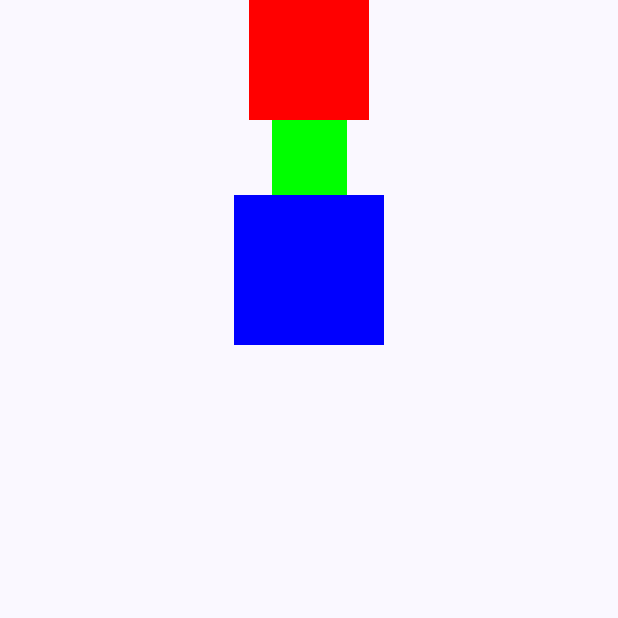
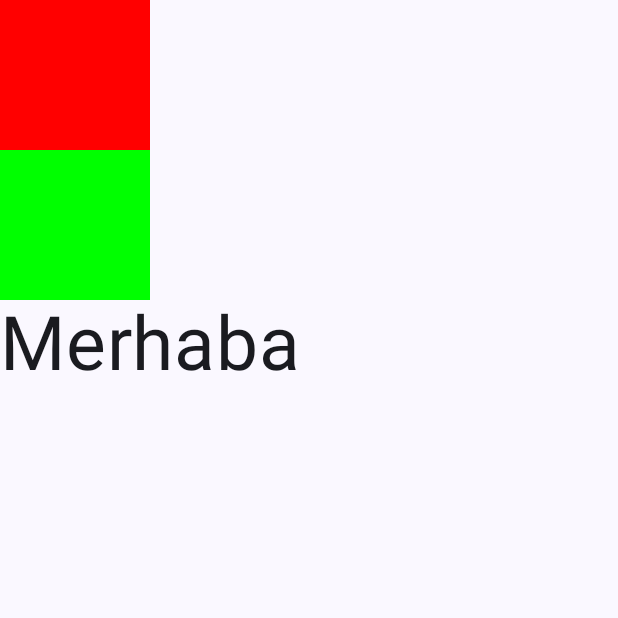
Before and after one commit to esragg/TasarimCalismasi, an Android app built with Jetpack Compose: the screen it shows after launch (MainActivity), on a phone screen of 412 x 824 dp, the top half of it. Run offline under Robolectric (Android 15) with nearby library versions, the phone set to English and light mode, and no system bars.

Commit message:
Jetpack Compose TasarimCalismasi Widget ozellestirme

```diff
--- a/app/src/main/java/com/example/tasarimcalismasi/MainActivity.kt
+++ b/app/src/main/java/com/example/tasarimcalismasi/MainActivity.kt
@@ -1,26 +1,28 @@
 package com.example.tasarimcalismasi
 
-import androidx.compose.ui.graphics.Color
 import android.os.Bundle
 import androidx.activity.ComponentActivity
 import androidx.activity.compose.setContent
 import androidx.compose.foundation.background
-import androidx.compose.foundation.layout.Arrangement
 import androidx.compose.foundation.layout.Box
 import androidx.compose.foundation.layout.Column
 import androidx.compose.foundation.layout.Row
-import androidx.compose.foundation.layout.fillMaxHeight
+import androidx.compose.foundation.layout.Spacer
 import androidx.compose.foundation.layout.fillMaxSize
 import androidx.compose.foundation.layout.fillMaxWidth
+import androidx.compose.foundation.layout.padding
 import androidx.compose.foundation.layout.size
+import androidx.compose.foundation.layout.width
 import androidx.compose.material3.MaterialTheme
 import androidx.compose.material3.Surface
 import androidx.compose.material3.Text
 import androidx.compose.runtime.Composable
 import androidx.compose.ui.Alignment
 import androidx.compose.ui.Modifier
+import androidx.compose.ui.graphics.Color
 import androidx.compose.ui.tooling.preview.Preview
 import androidx.compose.ui.unit.dp
+import androidx.compose.ui.unit.sp
 import com.example.tasarimcalismasi.ui.theme.TasarimCalismasiTheme
 
 class MainActivity : ComponentActivity() {
@@ -42,19 +44,28 @@ class MainActivity : ComponentActivity() {
 
 @Composable
 fun Sayfa() {
+    Column {
+        KirmiziKare()
+        YesilKare()
+        Yazi("Merhaba",50)
+    }
+}
 
-    Column(horizontalAlignment = Alignment.CenterHorizontally){
-        Box(modifier = Modifier
-            .size(80.dp)
-            .background(Color.Red))
-        Box(modifier = Modifier
-            .size(50.dp)
-            .background(Color.Green))
-        Box(modifier = Modifier
-            .size(100.dp)
-            .background(Color.Blue))
-    }
-
+@Composable
+fun KirmiziKare() {
+    Box(modifier = Modifier
+        .size(100.dp)
+        .background(Color.Red))
+}
+@Composable
+fun YesilKare() {
+    Box(modifier = Modifier
+        .size(100.dp)
+        .background(Color.Green))
+}
+@Composable
+fun Yazi(icerik:String, yaziBoyutu:Int) {
+    Text(text = icerik, fontSize = yaziBoyutu.sp)
 }
 
 @Preview(showBackground = true)
```
